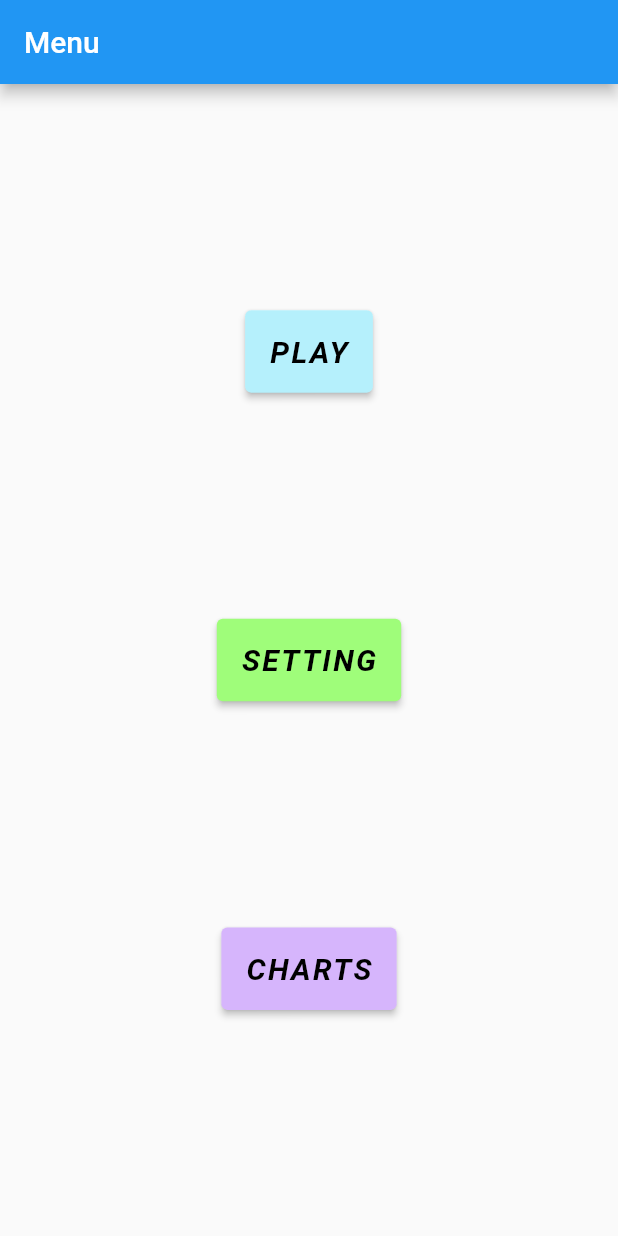
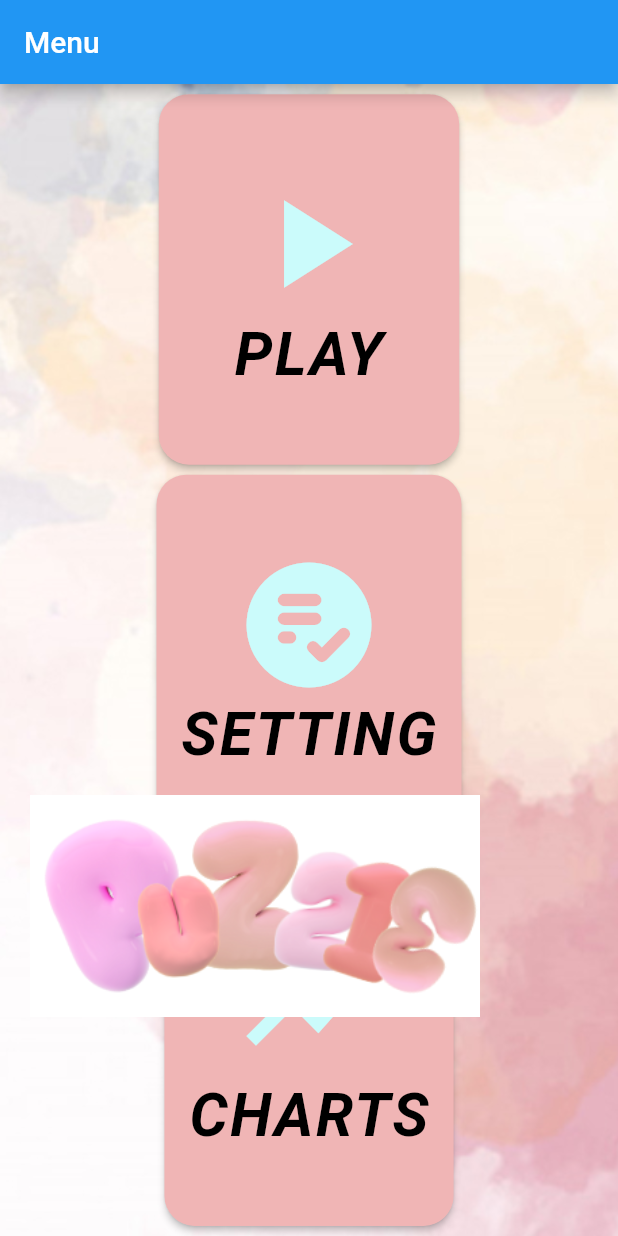
Before and after one commit to linhphuong06/ky_thuat_phan_men, a Flutter app: the screen it shows after launch, on a phone screen of 412 x 824 dp. Run offline on Flutter 3.47's test engine with Material 2 defaults, Android fonts, the phone set to English and light mode, and no system bars.

Commit message:
tach_file

```diff
--- /dev/null
+++ b/lib/MenuWidget.dart
@@ -0,0 +1,112 @@
+import 'package:flutter/material.dart';
+
+class MenuWidget extends StatelessWidget {
+  @override
+  Widget build(BuildContext context) {
+    return Center(
+      child: Column(
+        mainAxisAlignment: MainAxisAlignment.center,
+        children: <Widget>[
+          Spacer(),
+          ElevatedButton(
+            onPressed: () {
+              // Handle "PLAY" button click
+            },
+            child: Column(
+    mainAxisAlignment: MainAxisAlignment.center, // Để căn giữa icon và văn bản
+    children: <Widget>[
+      Icon(Icons.play_arrow, // Loại biểu tượng (ví dụ: nút play)
+      color:Color.fromARGB(255, 203, 251, 251) ,size: 100.0,),
+      SizedBox(width: 10.0), // Khoảng cách giữa hình ảnh và văn bản
+      Text(
+        'PLAY',
+        style: TextStyle(
+          fontSize: 40.0,
+          fontWeight: FontWeight.bold,
+          fontStyle: FontStyle.italic,
+          letterSpacing: 1.5,
+        ),
+
+      ),
+
+    ],
+  ),
+style: ElevatedButton.styleFrom(
+              shape: RoundedRectangleBorder(
+                  borderRadius: BorderRadius.circular(20.0), // Độ tròn góc
+                ),
+              primary: Color.fromARGB(255, 240, 181, 181),
+              onPrimary: Colors.black,
+              padding: EdgeInsets.all(50.0),
+
+            ),
+),
+
+          Spacer(),
+          ElevatedButton(
+            onPressed: () {
+              // Handle "SETTING" button click
+            },
+            child: Column(
+    mainAxisAlignment: MainAxisAlignment.center, // Để căn giữa icon và văn bản
+    children: <Widget>[
+      Icon(Icons.playlist_add_check_circle_rounded, // Loại biểu tượng (ví dụ: nút play)
+      color:Color.fromARGB(255, 203, 251, 251) ,size: 100.0,),
+      SizedBox(width: 50.0),
+            Text(
+              'SETTING',
+              style: TextStyle(
+                fontSize: 40.0,
+                fontWeight: FontWeight.bold,
+                fontStyle: FontStyle.italic,
+                letterSpacing: 1.5,
+              ),
+            ),
+          ],
+       ),
+            style: ElevatedButton.styleFrom(
+              shape: RoundedRectangleBorder(
+                  borderRadius: BorderRadius.circular(20.0), // Độ tròn góc
+                ),
+              primary: Color.fromARGB(255, 240, 181, 181),
+              onPrimary: Colors.black,
+              padding: EdgeInsets.fromLTRB(16.0, 50.0, 16.0, 50.0),
+            ),
+          ),
+          Spacer(),
+          ElevatedButton(
+            onPressed: () {
+              // Handle "CHARTS" button click
+            },
+            child: Column(
+    mainAxisAlignment: MainAxisAlignment.center, // Để căn giữa icon và văn bản
+    children: <Widget>[
+      Icon(Icons.show_chart, // Loại biểu tượng (ví dụ: nút play)
+      color:Color.fromARGB(255, 203, 251, 251) ,size: 100.0,),
+      SizedBox(width: 50.0),
+      Text(
+              'CHARTS',
+              style: TextStyle(
+                fontSize: 40.0,
+                fontWeight: FontWeight.bold,
+                fontStyle: FontStyle.italic,
+                letterSpacing: 1.5,
+              ),
+            ),
+          ],
+        ),
+            style: ElevatedButton.styleFrom(
+              shape: RoundedRectangleBorder(
+                  borderRadius: BorderRadius.circular(20.0), // Độ tròn góc
+                ),
+              primary: Color.fromARGB(255, 240, 181, 181),
+              onPrimary: Colors.black,
+              padding: EdgeInsets.fromLTRB(16.0, 50.0, 16.0, 50.0),
+            ),
+          ),
+          Spacer(),
+        ],
+      ),
+    );
+  }
+}
--- a/lib/main.dart
+++ b/lib/main.dart
@@ -1,6 +1,9 @@
 import 'package:flutter/material.dart';
+import 'MenuWidget.dart';
 
-void main() => runApp(MyApp());
+void main() {
+  runApp(MyApp());
+}
 
 class MyApp extends StatelessWidget {
   @override
@@ -10,83 +13,28 @@ class MyApp extends StatelessWidget {
         appBar: AppBar(
           title: Text('Menu'),
         ),
-        body: MenuWidget(),
+        body: Stack(
+          children: [
+            // Make sure your image file is located in the 'assets' directory
+            Image.asset(
+              'assets/background.jpg',
+              fit: BoxFit.cover,
+              width: double.infinity,
+              height: double.infinity,
+            ),
+            MenuWidget(),
+            Positioned(
+              bottom: 20.0, // Adjust the bottom position as needed
+              left: 20.0, // Adjust the left position as needed
+              child: Image.asset(
+                'assets/logo.png',
+                width: 300.0, // Set the width and height as needed
+                height: 400.0,
+              ),
+            ),
+          ],
+        ),
       ),
     );
   }
 }
-
-class MenuWidget extends StatelessWidget {
-  @override
-  Widget build(BuildContext context) {
-    return Center(
-      child: Column(
-        mainAxisAlignment: MainAxisAlignment.center,
-        children: <Widget>[
-          Container(
-              decoration: const BoxDecoration(
-                image: DecorationImage(
-                  image: AssetImage('assets/background.jpg'),
-                  fit: BoxFit.cover, // Đảm bảo ảnh nền trải đều trên màn hình
-                ),
-              ),
-          ),
-          Spacer(),
-          ElevatedButton(
-            onPressed: () {
-              // Xử lý khi nút "Chơi" được nhấn
-            },
-
-            child: Text('PLAY',style: TextStyle(
-                          fontSize: 20.0,  // Kích thước font chữ
-                          fontWeight: FontWeight.bold,  // Độ đậm của font chữ
-                          fontStyle: FontStyle.italic,  // Kiểu font chữ (nếu cần)
-                          letterSpacing: 1.5, ) // Khoảng cách giữa các chữ cái
-                          ),
-            style: ElevatedButton.styleFrom(
-              primary: Color.fromARGB(255, 181, 240, 252),  // Đổi màu theo mã màu RGB hoặc hex
-              onPrimary: Colors.black,  // Màu chữ
-              padding: EdgeInsets.all(16.0),
-            ),
-
-          ),
-          Spacer(),
-          ElevatedButton(
-            onPressed: () {
-              // Xử lý khi nút "Cài đặt" được nhấn
-            },
-            child: Text('SETTING',style: TextStyle(
-                          fontSize: 20.0,  // Kích thước font chữ
-                          fontWeight: FontWeight.bold,  // Độ đậm của font chữ
-                          fontStyle: FontStyle.italic,  // Kiểu font chữ (nếu cần)
-                          letterSpacing: 1.5, ) // Khoảng cách giữa các chữ cái
-                          ),
-            style:  ElevatedButton.styleFrom(
-              primary: Color.fromARGB(255, 159, 253, 122),
-              onPrimary: Colors.black,
-              padding: EdgeInsets.all(16.0),
-            )
-          ),
-          Spacer(),
-          ElevatedButton(
-            onPressed: () {
-              // Xử lý khi nút "Bảng xếp hạng" được nhấn
-            },
-            child: Text('CHARTS',style: TextStyle(
-                          fontSize: 20.0,  // Kích thước font chữ
-                          fontWeight: FontWeight.bold,  // Độ đậm của font chữ
-                          fontStyle: FontStyle.italic,  // Kiểu font chữ (nếu cần)
-                          letterSpacing: 1.5, ) // Khoảng cách giữa các chữ cái
-                          ),
-            style: ElevatedButton.styleFrom(
-              primary: Color.fromARGB(255, 214, 181, 252),
-              onPrimary: Colors.black,
-              padding: EdgeInsets.all(16.0),
-            ),
-          ),
-          Spacer(),
-        ],
-      ),
-    );
-  }
-}
--- a/pubspec.yaml
+++ b/pubspec.yaml
@@ -35,6 +35,7 @@ dependencies:
   # The following adds the Cupertino Icons font to your application.
   # Use with the CupertinoIcons class for iOS style icons.
   cupertino_icons: ^1.0.2
+  flutter_image: ^4.1.8
 
 dev_dependencies:
   flutter_test:
@@ -61,6 +62,9 @@ flutter:
   # To add assets to your application, add an assets section, like this:
   assets:
     - assets/background.jpg
+    - assets/play.jpg
+    - assets/logo.png
+    - assets/back.png
   # An image asset can refer to one or more resolution-specific "variants", see
   # https://flutter.dev/assets-and-images/#resolution-aware
 
```
Also changed, not shown: assets/back.png (added), assets/logo.png (added), assets/play.jpg (added), lib/win.dart (added), pubspec.lock.
